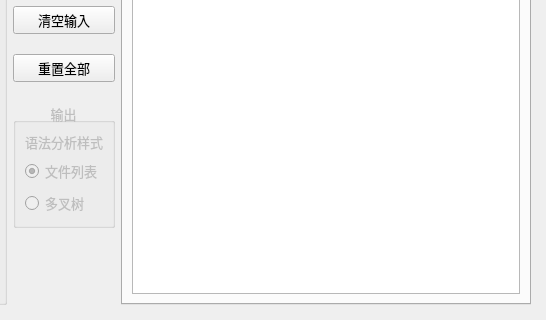
This is minic/mainwindow.ui in Ryzin/MiniC as Qt 5 draws it before an edit; both pictures show x 254 to 800 and y 280 to 600 of the 800 by 600 pixel window. The edited form follows.
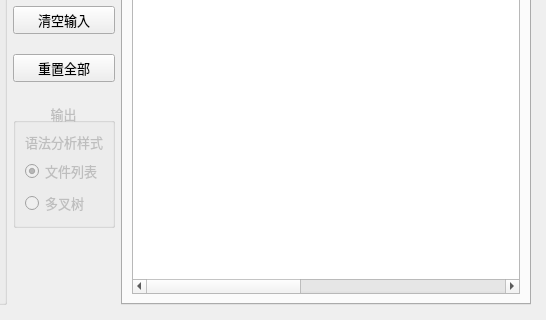
This is the edited form. The open tabs and pages were chosen to show the change.

```diff
--- a/minic/mainwindow.ui
+++ b/minic/mainwindow.ui
@@ -371,15 +371,21 @@
               <pointsize>10</pointsize>
              </font>
             </property>
+            <property name="horizontalScrollBarPolicy">
+             <enum>Qt::ScrollBarAlwaysOn</enum>
+            </property>
             <property name="editTriggers">
              <set>QAbstractItemView::NoEditTriggers</set>
             </property>
             <property name="horizontalScrollMode">
-             <enum>QAbstractItemView::ScrollPerItem</enum>
+             <enum>QAbstractItemView::ScrollPerPixel</enum>
             </property>
             <property name="headerHidden">
              <bool>true</bool>
             </property>
+            <attribute name="headerMinimumSectionSize">
+             <number>900</number>
+            </attribute>
             <column>
              <property name="text">
               <string notr="true">1</string>
```
